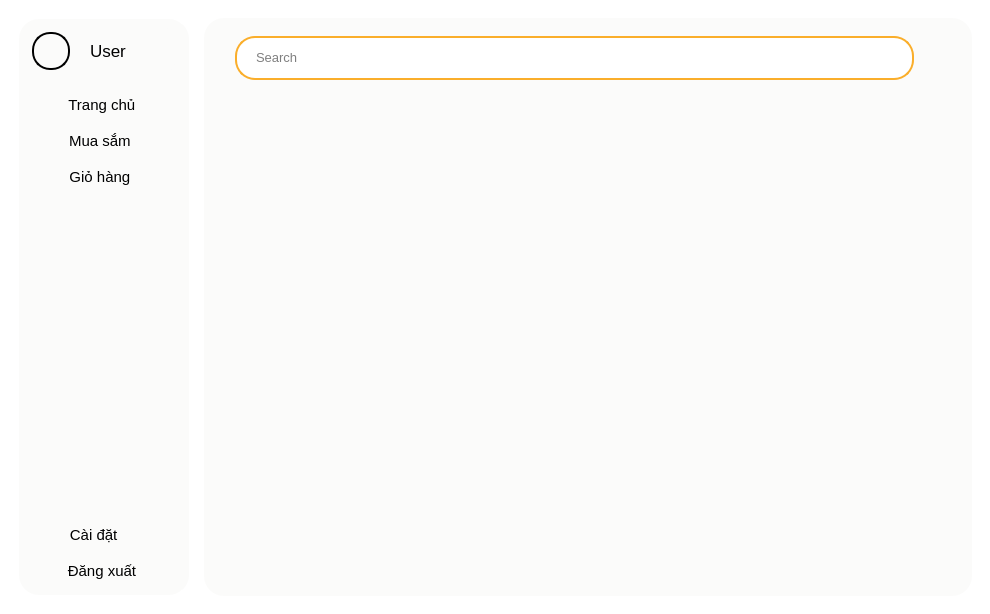
Before: the Qt Designer form SPCK/GUI/user.ui in MaiNgocChau9/Python-App-Instance, drawn with Qt 5.
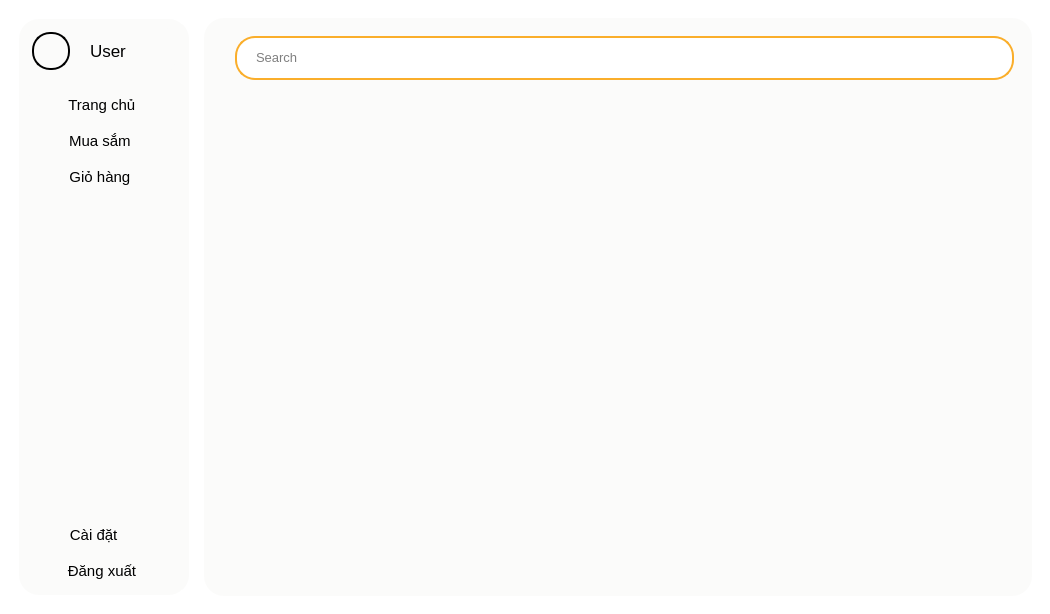
After: the same form once the commit is applied. The open tabs and pages were chosen to show the change. Icons and pictures are not drawn.

The edit to the form file:
```diff
--- a/SPCK/GUI/user.ui
+++ b/SPCK/GUI/user.ui
@@ -6,7 +6,7 @@
    <rect>
     <x>0</x>
     <y>0</y>
-    <width>990</width>
+    <width>1050</width>
     <height>614</height>
    </rect>
   </property>
@@ -698,67 +698,16 @@
                 </layout>
                </widget>
               </item>
-              <item>
-               <widget class="QPushButton" name="pushButton_25">
-                <property name="styleSheet">
-                 <string notr="true">QPushButton{
-	background-color: transparent;
-	border: 2px solid transparent;
-	max-height: 30px;
-	min-height: 30px;
-	max-width: 30px;
-	min-width: 30px;
-	border-radius: 15px;
-	margin: 0px;
-	padding: 0px;
-}
-
-QPushButton:hover{
-	background-color: rgb(235, 235, 235);
-	border: 3px solid transparent;
-	max-height: 30px;
-	min-height: 30px;
-	max-width: 30px;
-	min-width: 30px;
-	border-radius: 15px;
-	margin: 0px; 
-	padding: 0px;
-}
-
-QPushButton:pressed{
-	background-color: rgb(235, 235, 235);
-	border: 4px solid transparent;
-	max-height: 30px;
-	min-height: 30px;
-	max-width: 30px;
-	min-width: 30px;
-	border-radius: 15px;
-	margin: 0px; 
-	padding: 0px;
-}</string>
-                </property>
-                <property name="text">
-                 <string/>
-                </property>
-                <property name="icon">
-                 <iconset>
-                  <normaloff>../Image/cart_d.png</normaloff>../Image/cart_d.png</iconset>
-                </property>
-                <property name="iconSize">
-                 <size>
-                  <width>18</width>
-                  <height>18</height>
-                 </size>
-                </property>
-               </widget>
-              </item>
              </layout>
             </widget>
            </item>
            <item>
             <widget class="QWidget" name="widget" native="true">
              <property name="styleSheet">
-              <string notr="true">border-radius: 0px;</string>
+              <string notr="true">border-radius: 0px;
+margin: 0px;
+padding: 0px;
+border: 0px;</string>
              </property>
              <layout class="QHBoxLayout" name="horizontalLayout_2">
               <item>
@@ -812,10 +761,7 @@
 }</string>
                 </property>
                 <property name="frameShape">
-                 <enum>QFrame::Shape::StyledPanel</enum>
-                </property>
-                <property name="frameShadow">
-                 <enum>QFrame::Shadow::Raised</enum>
+                 <enum>QFrame::NoFrame</enum>
                 </property>
                </widget>
               </item>
```
Left out of the diff: 18 changed lines with no effect on the pictures.
